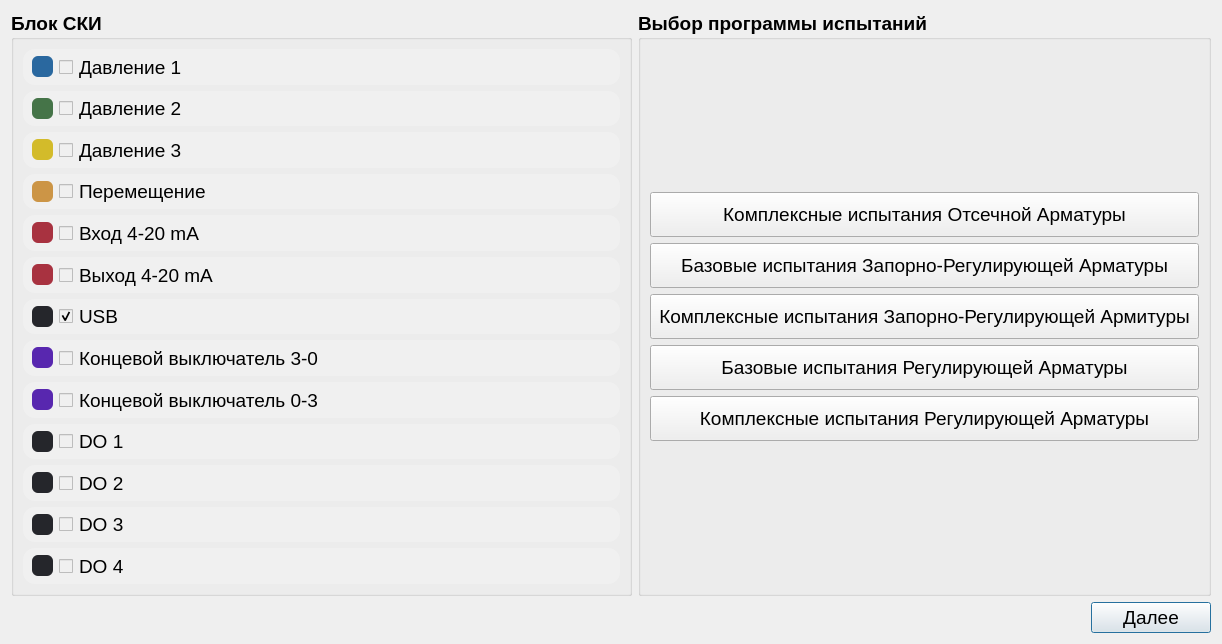
Old version of the form SelectTests.ui in the repository Rekvim/MpiSki.
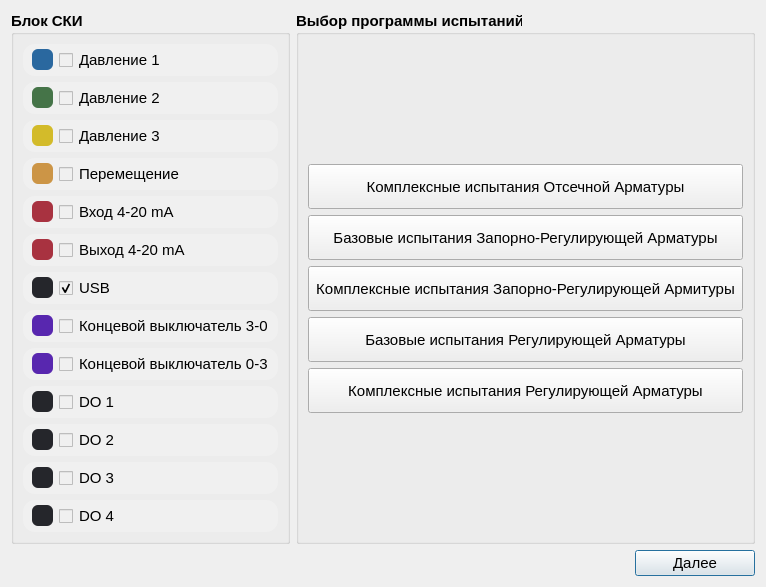
New version of the form.

What changed in the file:
```diff
--- a/SelectTests.ui
+++ b/SelectTests.ui
@@ -6,8 +6,8 @@
    <rect>
     <x>0</x>
     <y>0</y>
-    <width>1222</width>
-    <height>644</height>
+    <width>763</width>
+    <height>584</height>
    </rect>
   </property>
   <property name="windowTitle">
@@ -21,7 +21,7 @@
        <property name="font">
         <font>
          <family>Segoe UI</family>
-         <pointsize>14</pointsize>
+         <pointsize>11</pointsize>
          <bold>true</bold>
         </font>
        </property>
@@ -99,7 +99,7 @@
              <property name="font">
               <font>
                <family>Segoe UI</family>
-               <pointsize>14</pointsize>
+               <pointsize>11</pointsize>
                <bold>false</bold>
                <underline>false</underline>
               </font>
@@ -180,7 +180,7 @@
              <property name="font">
               <font>
                <family>Segoe UI</family>
-               <pointsize>14</pointsize>
+               <pointsize>11</pointsize>
                <bold>false</bold>
                <underline>false</underline>
               </font>
@@ -258,7 +258,7 @@
              <property name="font">
               <font>
                <family>Segoe UI</family>
-               <pointsize>14</pointsize>
+               <pointsize>11</pointsize>
                <bold>false</bold>
                <underline>false</underline>
               </font>
@@ -330,7 +330,7 @@
              <property name="font">
               <font>
                <family>Segoe UI</family>
-               <pointsize>14</pointsize>
+               <pointsize>11</pointsize>
                <bold>false</bold>
                <underline>false</underline>
               </font>
@@ -402,7 +402,7 @@
              <property name="font">
               <font>
                <family>Segoe UI</family>
-               <pointsize>14</pointsize>
+               <pointsize>11</pointsize>
                <bold>false</bold>
                <underline>false</underline>
               </font>
@@ -474,7 +474,7 @@
              <property name="font">
               <font>
                <family>Segoe UI</family>
-               <pointsize>14</pointsize>
+               <pointsize>11</pointsize>
                <bold>false</bold>
                <underline>false</underline>
               </font>
@@ -549,7 +549,7 @@
              <property name="font">
               <font>
                <family>Segoe UI</family>
-               <pointsize>14</pointsize>
+               <pointsize>11</pointsize>
                <bold>false</bold>
                <underline>false</underline>
               </font>
@@ -630,7 +630,7 @@
              <property name="font">
               <font>
                <family>Segoe UI</family>
-               <pointsize>14</pointsize>
+               <pointsize>11</pointsize>
                <bold>false</bold>
                <underline>false</underline>
               </font>
@@ -702,7 +702,7 @@
              <property name="font">
               <font>
                <family>Segoe UI</family>
-               <pointsize>14</pointsize>
+               <pointsize>11</pointsize>
                <bold>false</bold>
                <underline>false</underline>
               </font>
@@ -786,7 +786,7 @@
              <property name="font">
               <font>
                <family>Segoe UI</family>
-               <pointsize>14</pointsize>
+               <pointsize>11</pointsize>
                <bold>false</bold>
                <underline>false</underline>
               </font>
@@ -864,7 +864,7 @@
              <property name="font">
               <font>
                <family>Segoe UI</family>
-               <pointsize>14</pointsize>
+               <pointsize>11</pointsize>
                <bold>false</bold>
                <underline>false</underline>
               </font>
@@ -936,7 +936,7 @@
              <property name="font">
               <font>
                <family>Segoe UI</family>
-               <pointsize>14</pointsize>
+               <pointsize>11</pointsize>
                <bold>false</bold>
                <underline>false</underline>
               </font>
@@ -1008,7 +1008,7 @@
              <property name="font">
               <font>
                <family>Segoe UI</family>
-               <pointsize>14</pointsize>
+               <pointsize>11</pointsize>
                <bold>false</bold>
                <underline>false</underline>
               </font>
@@ -1032,7 +1032,7 @@
        <property name="font">
         <font>
          <family>Segoe UI</family>
-         <pointsize>14</pointsize>
+         <pointsize>11</pointsize>
          <bold>true</bold>
         </font>
        </property>
@@ -1070,7 +1070,7 @@
           <property name="font">
            <font>
             <family>Segoe UI</family>
-            <pointsize>14</pointsize>
+            <pointsize>11</pointsize>
             <italic>false</italic>
             <bold>false</bold>
            </font>
@@ -1100,7 +1100,7 @@
           <property name="font">
            <font>
             <family>Segoe UI</family>
-            <pointsize>14</pointsize>
+            <pointsize>11</pointsize>
             <italic>false</italic>
             <bold>false</bold>
            </font>
@@ -1130,7 +1130,7 @@
           <property name="font">
            <font>
             <family>Segoe UI</family>
-            <pointsize>14</pointsize>
+            <pointsize>11</pointsize>
             <italic>false</italic>
             <bold>false</bold>
            </font>
@@ -1160,7 +1160,7 @@
           <property name="font">
            <font>
             <family>Segoe UI</family>
-            <pointsize>14</pointsize>
+            <pointsize>11</pointsize>
             <italic>false</italic>
             <bold>false</bold>
            </font>
@@ -1190,7 +1190,7 @@
           <property name="font">
            <font>
             <family>Segoe UI</family>
-            <pointsize>14</pointsize>
+            <pointsize>11</pointsize>
             <italic>false</italic>
             <bold>false</bold>
            </font>
@@ -1249,7 +1249,7 @@
        </property>
        <property name="font">
         <font>
-         <pointsize>14</pointsize>
+         <pointsize>11</pointsize>
         </font>
        </property>
        <property name="text">
```
